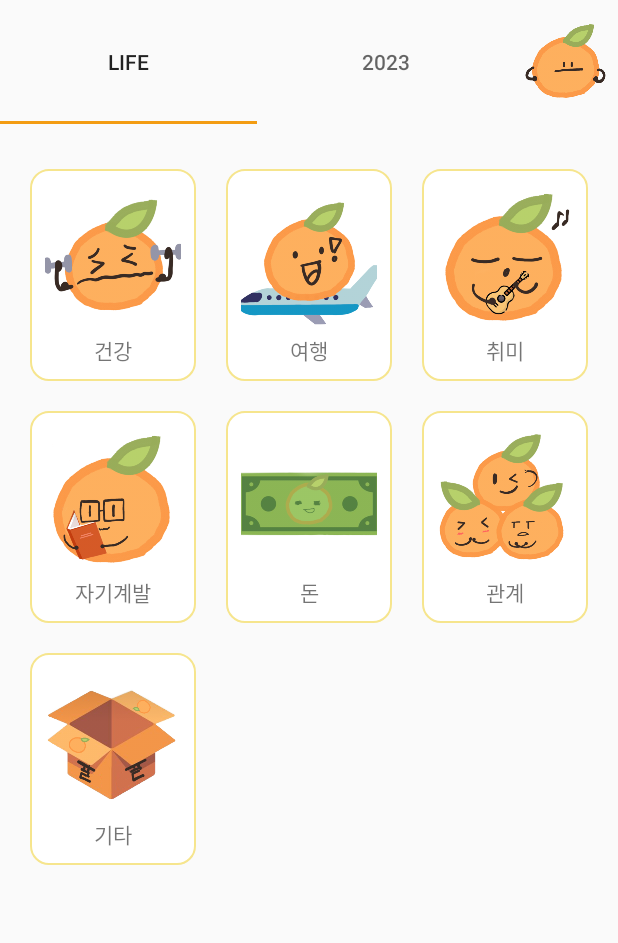
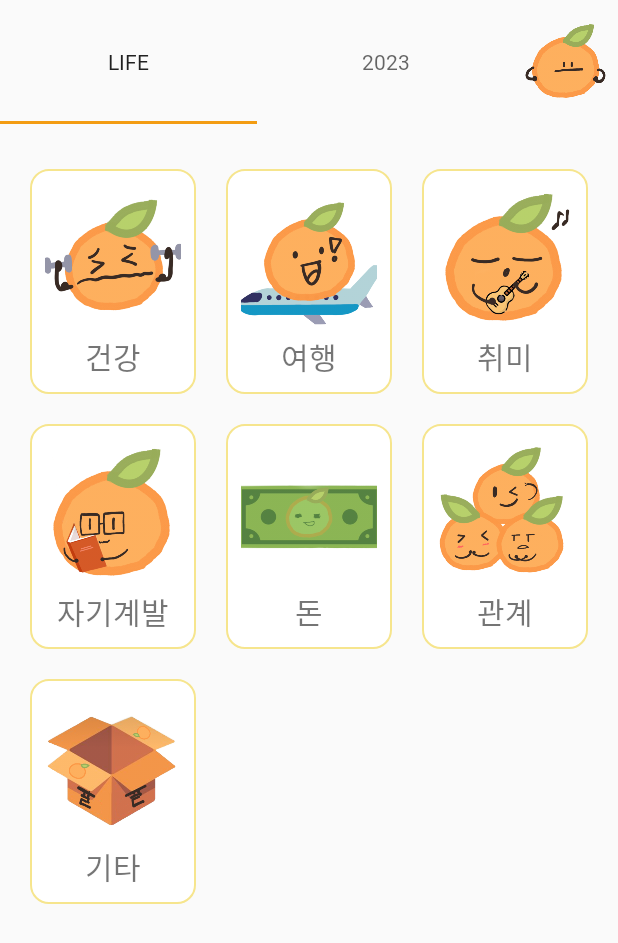
Before and after one commit to SY97P/lets_bucket_android, an Android app: the screen it shows after launch (MainActivity), after a tap on an icon or button, on a phone screen of 412 x 824 dp. Shown: the top 943 px of the screen. Run offline under Robolectric (Android 15) with nearby library versions, the phone set to English and light mode, and no system bars; our stand-ins replace Room's generated code.

Commit message:
폰트 추가 및 적용

```diff
--- a/app/src/main/java/com/bucket/letsbucket/activity/SplashActivity.kt
+++ b/app/src/main/java/com/bucket/letsbucket/activity/SplashActivity.kt
@@ -146,7 +146,7 @@ class SplashActivity : AppCompatActivity() {
                     DataUtil.LIFE_LIST[i].add(
                         BucketItem(
                             System.currentTimeMillis(),
-                            "꼭 이루고 싶은 걸 적어보세요",
+                            "버튼을 눌러 꼭 이루고 싶은 버킷리스트를 만들어보세요",
                             true,
                             i,
                             "",
--- a/app/src/main/res/font/font.xml
+++ b/app/src/main/res/font/font.xml
@@ -7,4 +7,8 @@
     <font android:fontStyle="normal"
         android:fontWeight="400"
         android:font="@font/scdream8"/>
+
+    <font android:fontStyle="normal"
+        android:fontWeight="800"
+        android:font="@font/sincerity"/>
 </font-family>
--- a/app/src/main/res/layout/activity_main.xml
+++ b/app/src/main/res/layout/activity_main.xml
@@ -26,16 +26,19 @@
             >
 
             <com.google.android.material.tabs.TabItem
+                style="@style/TabItemTextStyle"
                 android:layout_width="wrap_content"
                 android:layout_height="wrap_content"
                 android:text="@string/past" />
 
             <com.google.android.material.tabs.TabItem
+                style="@style/TabItemTextStyle"
                 android:layout_width="wrap_content"
                 android:layout_height="wrap_content"
                 android:text="@string/this_year" />
 
             <com.google.android.material.tabs.TabItem
+                style="@style/TabItemTextStyle"
                 android:layout_width="wrap_content"
                 android:layout_height="wrap_content"
                 android:text="@string/life" />
--- a/app/src/main/res/layout/item_life_type_recycler_view.xml
+++ b/app/src/main/res/layout/item_life_type_recycler_view.xml
@@ -27,6 +27,7 @@
         <TextView
             android:id="@+id/text"
             android:gravity="center"
+            android:textSize="20sp"
             android:layout_width="match_parent"
             android:layout_height="wrap_content" />
 
--- a/app/src/main/res/values/strings.xml
+++ b/app/src/main/res/values/strings.xml
@@ -5,7 +5,6 @@
     <string name="life">Life</string>
     <string name="add">Add</string>
     <string name="bucketlist">버킷리스트</string>
-    <string name="thisyear_notice">올해 이루고 싶은 목표를 적어보세요!</string>
     <string name="health">건강</string>
     <string name="trip">여행</string>
     <string name="hobby">취미</string>
--- a/app/src/main/res/values/themes.xml
+++ b/app/src/main/res/values/themes.xml
@@ -15,6 +15,7 @@
         <!-- Customize your theme here. -->
         <item name="windowActionBar">false</item>
         <item name="windowNoTitle">true</item>
+        <item name="fontFamily">@font/sincerity</item>
     </style>
 
     <style name="EditTextStyle" parent="Widget.Design.TextInputLayout">
@@ -38,21 +39,6 @@
         <!--    HighLight item color    -->
         <item name="colorControlHighlight">@color/orange</item>
         <item name="android:textColor">@color/red_orange</item>
-<!--        Calendar Background Color-->
-<!--        <item name="android:colorBackground">@color/white</item>-->
-<!--        &lt;!&ndash;Week TextColor&ndash;&gt;-->
-<!--        <item name="android:textColorSecondary">@color/pastel_light_orange</item>-->
-<!--        &lt;!&ndash;Calendar Number color arrow color&ndash;&gt;-->
-<!--        <item name="android:textColorPrimary">@color/pastel_orange</item>-->
-<!--        &lt;!&ndash;day, month textcolor&ndash;&gt;-->
-<!--        <item name="android:textColorPrimaryInverse">@color/pastel_orange</item>-->
-<!--        &lt;!&ndash;year&ndash;&gt;-->
-<!--        <item name="android:textColorSecondaryInverse">@color/pastel_light_orange</item>-->
-<!--        &lt;!&ndash;취소/확인 버튼 색상&ndash;&gt;-->
-<!--        <item name="android:textColor">@color/orange</item>-->
-<!--        <item name="android:textSize">20sp</item>-->
-<!--        <item name="cornerSize">16dp</item>-->
-<!--        <item name="windowActionBar">false</item>-->
     </style>
 
     <style name="AlertDialogStyle" parent="Theme.AppCompat.Light.Dialog.Alert">
@@ -75,4 +61,9 @@
     <style name="AlertDialogButtonStyle" parent="Widget.AppCompat.Button.ButtonBar.AlertDialog">
         <item name="android:textColor">@color/orange</item>
     </style>
+
+    <style name="TabItemTextStyle" parent="Widget.AppCompat.ActionBar.TabText">
+        <item name="android:textSize">30sp</item>
+        <item name="android:fontWeight">400</item>
+    </style>
 </resources>
```
Also changed, not shown: app/src/main/java/com/bucket/letsbucket/adaptor/BucketAdapter.kt (+5 -5 lines), 1 other file.
